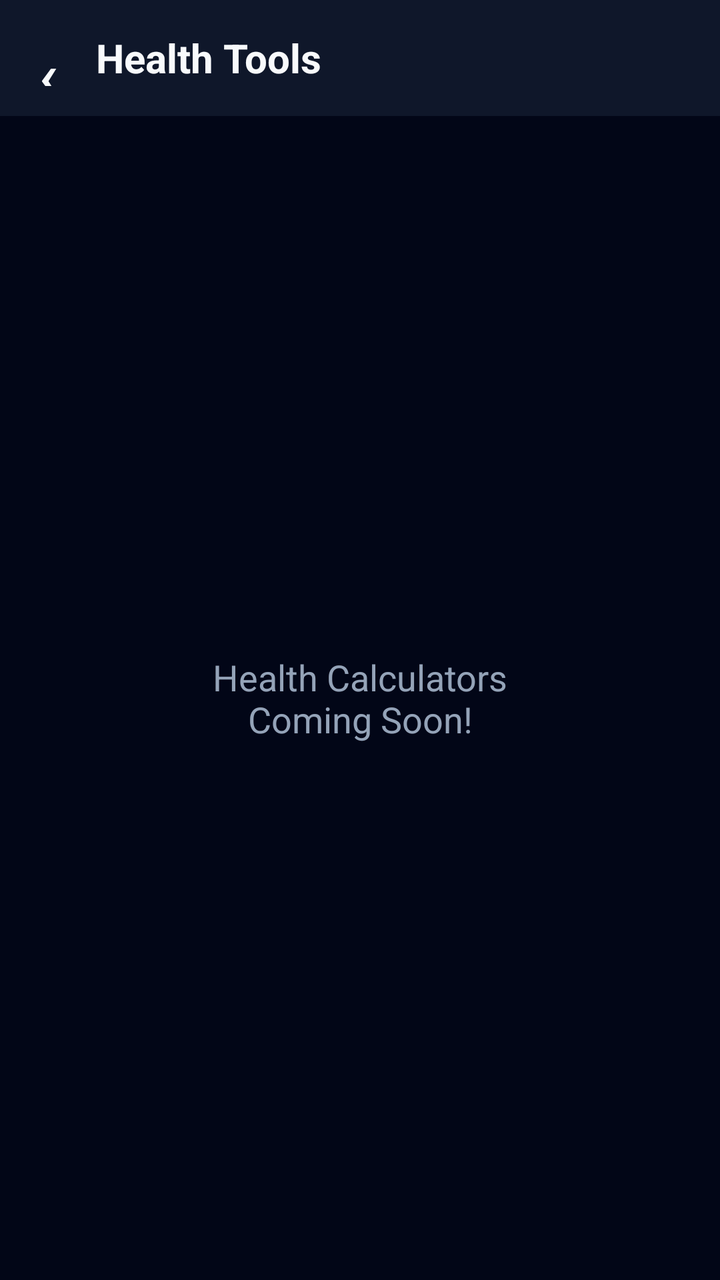
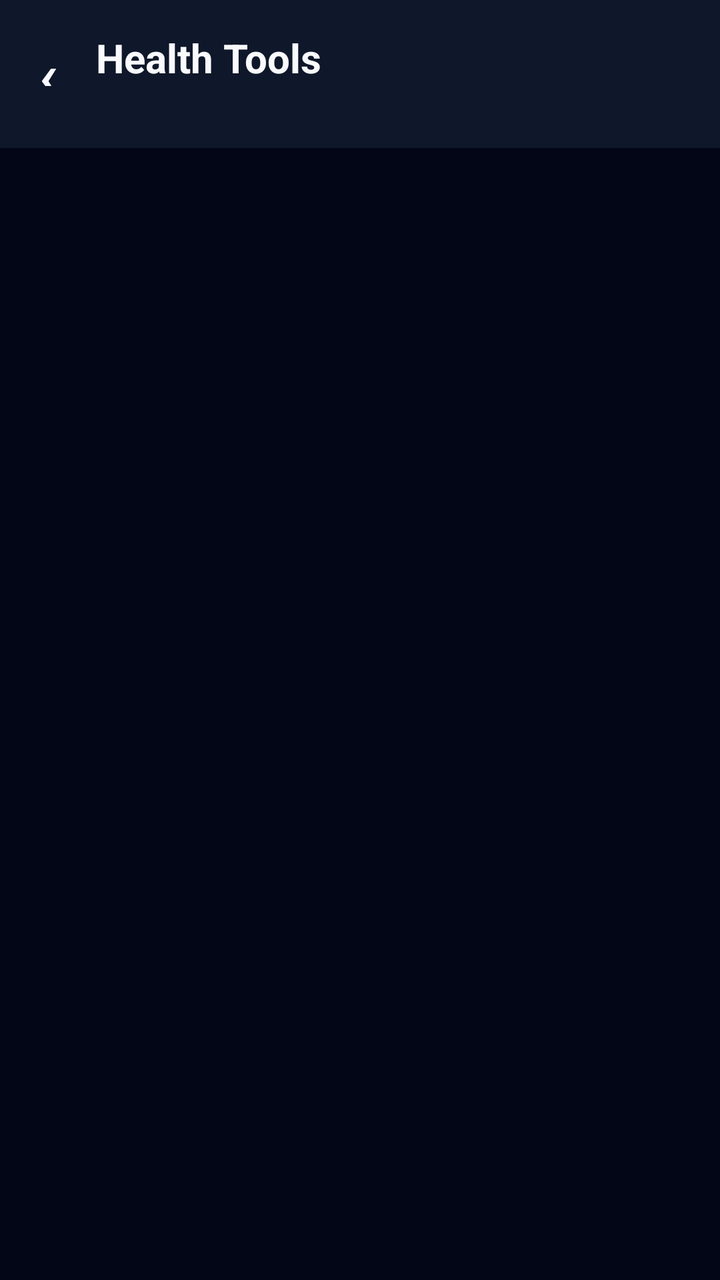

Before-and-after screenshots of an Android layout around one commit, followed by the original layout XML and the change that was made.
<!-- AndroidManifest.xml: application theme Theme.UltraCalc -->
<!-- res/layout/activity_health.xml -->
<?xml version="1.0" encoding="utf-8"?>
<LinearLayout xmlns:android="http://schemas.android.com/apk/res/android"
    android:layout_width="match_parent"
    android:layout_height="match_parent"
    android:orientation="vertical"
    android:background="#020617">

    <LinearLayout
        android:layout_width="match_parent"
        android:layout_height="58dp"
        android:orientation="horizontal"
        android:gravity="center_vertical"
        android:background="#0F172A">
        <com.google.android.material.button.MaterialButton
            android:id="@+id/btnBackHealth"
            style="@style/Widget.MaterialComponents.Button.TextButton"
            android:layout_width="48dp"
            android:layout_height="48dp"
            android:text="‹"
            android:textSize="32sp"
            android:textColor="#F8FAFC"/>
        <TextView
            android:layout_width="wrap_content"
            android:layout_height="wrap_content"
            android:text="Health Tools"
            android:textColor="#F8FAFC"
            android:textSize="20sp"
            android:textStyle="bold"/>
    </LinearLayout>

    <TextView
        android:layout_width="match_parent"
        android:layout_height="match_parent"
        android:text="Health Calculators\nComing Soon!"
        android:textColor="#94A3B8"
        android:textSize="18sp"
        android:gravity="center" />

</LinearLayout>
<!-- resources referenced by this layout -->
<resources>
  <style name="Theme.UltraCalc" parent="Theme.MaterialComponents.NoActionBar">
          <item name="colorPrimary">@color/primary</item>
          <item name="colorPrimaryVariant">@color/primaryDark</item>
          <item name="colorOnPrimary">@color/white</item>
          <item name="colorSecondary">@color/accentCyan</item>
          <item name="android:windowBackground">@color/bg</item>
          <item name="android:statusBarColor">@color/bg</item>
          <item name="android:navigationBarColor">@color/bg</item>
          <item name="android:windowLightStatusBar">false</item>
      </style>
  <color name="primary">#7C6FFF</color>
  <color name="primaryDark">#5A4FCC</color>
  <color name="white">#FFFFFF</color>
  <color name="accentCyan">#00E5FF</color>
  <color name="bg">#0D0D1A</color>
</resources>

<!-- the commit's change to res/layout/activity_health.xml (unified diff, before → after) -->
@@ -12,7 +12,7 @@
         android:gravity="center_vertical"
         android:background="#0F172A">
         <com.google.android.material.button.MaterialButton
-            android:id="@+id/btnBackHealth"
+            android:id="@+id/btnBack"
             style="@style/Widget.MaterialComponents.Button.TextButton"
             android:layout_width="48dp"
             android:layout_height="48dp"
@@ -28,12 +28,27 @@
             android:textStyle="bold"/>
     </LinearLayout>
 
-    <TextView
+    <HorizontalScrollView
         android:layout_width="match_parent"
-        android:layout_height="match_parent"
-        android:text="Health Calculators\nComing Soon!"
-        android:textColor="#94A3B8"
-        android:textSize="18sp"
-        android:gravity="center" />
+        android:layout_height="wrap_content"
+        android:scrollbars="none"
+        android:background="#0F172A">
+        <LinearLayout
+            android:id="@+id/toolBar"
+            android:layout_width="wrap_content"
+            android:layout_height="wrap_content"
+            android:orientation="horizontal"
+            android:padding="8dp"/>
+    </HorizontalScrollView>
 
+    <ScrollView
+        android:layout_width="match_parent"
+        android:layout_height="match_parent">
+        <LinearLayout
+            android:id="@+id/mainContainer"
+            android:layout_width="match_parent"
+            android:layout_height="wrap_content"
+            android:orientation="vertical"
+            android:padding="16dp"/>
+    </ScrollView>
 </LinearLayout>
